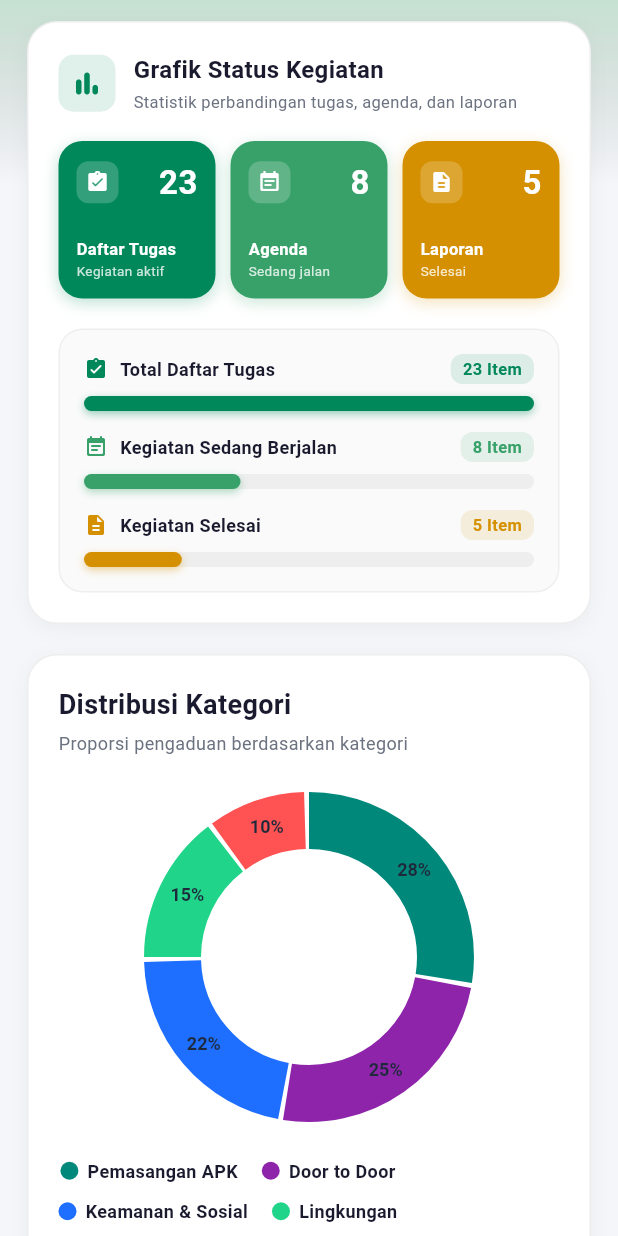
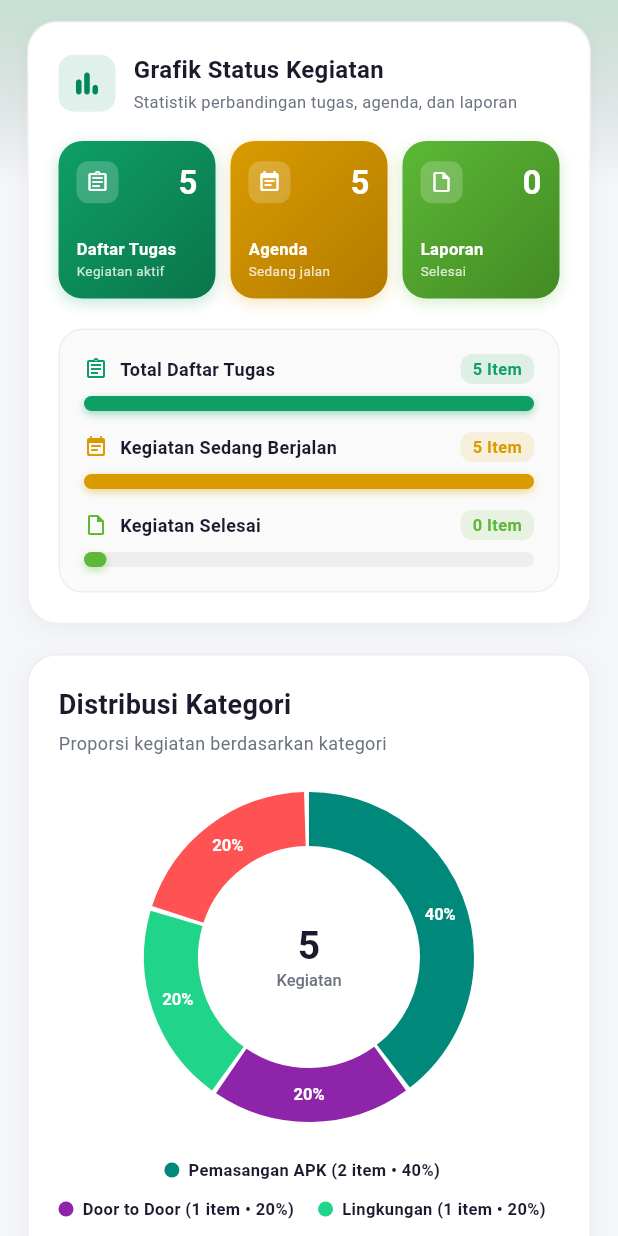
Before and after one commit to bukansaddam/mobile, a Flutter app: the AnalisisScreen screen opened directly, on a phone screen of 412 x 824 dp. Run offline on Flutter 3.47's test engine with Material 3 defaults, Android fonts, the phone set to English and light mode, and no system bars; our stand-ins replace camera, dio, equatable, flutter_local_notifications, freezed_annotation, geocoding and 9 more; missing offline and left inert: flutter_background_service, google_speech, record; accounts and stored records are empty.

Commit message:
✨ feat: integrate real activation data into AnalisisProvider and update dummy dates

```diff
--- a/lib/features/activation/data/datasources/dummy_activation_data.dart
+++ b/lib/features/activation/data/datasources/dummy_activation_data.dart
@@ -12,8 +12,8 @@ class DummyActivationData {
       ownerName: 'Ahmad Ridwan',
       ownerPhone: '081234567890',
       status: ActivationStatus.sedangBerjalan,
-      startDate: DateTime(2026, 7, 25),
-      endDate: DateTime(2026, 8, 5),
+      startDate: DateTime(2026, 8, 1),
+      endDate: DateTime(2026, 8, 17),
       completedSteps: 0,
       totalSteps: 5,
       description:
@@ -33,8 +33,8 @@ class DummyActivationData {
       ownerName: 'Siti Nurhaliza',
       ownerPhone: '085712345678',
       status: ActivationStatus.sedangBerjalan,
-      startDate: DateTime(2026, 7, 28),
-      endDate: DateTime(2026, 8, 10),
+      startDate: DateTime(2026, 8, 2),
+      endDate: DateTime(2026, 8, 18),
       completedSteps: 0,
       totalSteps: 4,
       description:
@@ -54,8 +54,8 @@ class DummyActivationData {
       ownerName: 'Budi Santoso',
       ownerPhone: '081288776655',
       status: ActivationStatus.sedangBerjalan,
-      startDate: DateTime(2026, 7, 30),
-      endDate: DateTime(2026, 8, 9),
+      startDate: DateTime(2026, 8, 3),
+      endDate: DateTime(2026, 8, 19),
       completedSteps: 1,
       totalSteps: 4,
       description:
@@ -94,8 +94,8 @@ class DummyActivationData {
       ownerName: 'Eko Prasetyo',
       ownerPhone: '081566554433',
       status: ActivationStatus.sedangBerjalan,
-      startDate: DateTime(2026, 8, 1),
-      endDate: DateTime(2026, 8, 7),
+      startDate: DateTime(2026, 8, 4),
+      endDate: DateTime(2026, 8, 20),
       completedSteps: 2,
       totalSteps: 5,
       description:
@@ -176,8 +176,8 @@ class DummyActivationData {
       ownerName: 'Rizal Kurnia',
       ownerPhone: '089612345678',
       status: ActivationStatus.sedangBerjalan,
-      startDate: DateTime(2026, 7, 20),
-      endDate: DateTime(2026, 8, 3),
+      startDate: DateTime(2026, 8, 5),
+      endDate: DateTime(2026, 8, 21),
       completedSteps: 0,
       totalSteps: 4,
       description:
--- a/lib/features/analisis/presentation/pages/analisis_screen.dart
+++ b/lib/features/analisis/presentation/pages/analisis_screen.dart
@@ -1,4 +1,5 @@
 import 'package:akar/core/theme/app_colors.dart';
+import 'package:akar/features/activation/presentation/provider/activation_provider.dart';
 import 'package:akar/features/analisis/presentation/provider/analisis_provider.dart';
 import 'package:akar/features/analisis/presentation/widgets/analisis_metric_cards.dart';
 import 'package:akar/features/analisis/presentation/widgets/category_distribution_chart.dart';
@@ -10,10 +11,16 @@ class AnalisisScreen extends StatelessWidget {
 
   @override
   Widget build(BuildContext context) {
+    return Consumer<ActivationProvider>(
+      builder: (context, activationProvider, child) {
+        final activities = activationProvider.activities;
+
         return ChangeNotifierProvider(
-      create: (_) => AnalisisProvider(),
-      child: Consumer<AnalisisProvider>(
-        builder: (context, provider, child) {
+          create: (_) => AnalisisProvider(activities: activities),
+          builder: (context, child) {
+            final provider = context.watch<AnalisisProvider>();
+            provider.updateActivities(activities);
+
             return Scaffold(
               backgroundColor: AppColors.background,
               body: Container(
@@ -46,14 +53,14 @@ class AnalisisScreen extends StatelessWidget {
                       CategoryDistributionChartCard(
                         categoryData: provider.categoryDistribution,
                       ),
-                    const SizedBox(height: 20),
                     ],
                   ),
                 ),
               ),
             );
           },
-      ),
+        );
+      },
     );
   }
 }
--- a/lib/features/analisis/presentation/provider/analisis_provider.dart
+++ b/lib/features/analisis/presentation/provider/analisis_provider.dart
@@ -1,12 +1,15 @@
+import 'package:akar/features/activation/domain/entities/activation_activity.dart';
 import 'package:flutter/material.dart';
 
 class CategoryData {
   final String label;
+  final int count;
   final double percentage;
   final Color color;
 
   const CategoryData({
     required this.label,
+    required this.count,
     required this.percentage,
     required this.color,
   });
@@ -35,92 +38,92 @@ class ActivityDeadlineItem {
 }
 
 class AnalisisProvider extends ChangeNotifier {
-  final int _totalTasks = 23;
-  final int _totalAgendas = 8;
-  final int _totalReports = 5;
+  List<ActivationActivity> _activities = [];
 
-  int get totalTasks => _totalTasks;
-  int get totalAgendas => _totalAgendas;
-  int get totalReports => _totalReports;
+  AnalisisProvider({List<ActivationActivity>? activities}) {
+    if (activities != null) {
+      _activities = activities;
+    }
+  }
 
-  final List<CategoryData> _categoryDistribution = const [
-    CategoryData(
-      label: 'Pemasangan APK',
-      percentage: 28,
-      color: Color(0xFF00897B),
-    ),
-    CategoryData(
-      label: 'Door to Door',
-      percentage: 25,
-      color: Color(0xFF8E24AA),
-    ),
-    CategoryData(
-      label: 'Keamanan & Sosial',
-      percentage: 22,
-      color: Color(0xFF1E6FFF),
-    ),
-    CategoryData(label: 'Lingkungan', percentage: 15, color: Color(0xFF20D489)),
-    CategoryData(
-      label: 'Bencana Alam',
-      percentage: 10,
-      color: Color(0xFFFF5252),
-    ),
-  ];
+  void updateActivities(List<ActivationActivity> activities) {
+    _activities = activities;
+  }
 
-  List<CategoryData> get categoryDistribution => _categoryDistribution;
+  int get totalTasks => _activities.length;
 
-  final List<ActivityDeadlineItem> _upcomingDeadlines = const [
-    ActivityDeadlineItem(
-      id: 'act_1',
-      title: 'Pemasangan Baliho & Spanduk Utama APK',
-      category: 'Pemasangan APK',
-      location: 'Simpang Jalan Utama RW 03',
-      deadlineText: 'Besok, 17:00 WIB',
-      daysLeftText: 'Sisa 1 Hari',
-      statusColor: Color(0xFFC62828),
-      progress: 0.85,
-    ),
-    ActivityDeadlineItem(
-      id: 'act_2',
-      title: 'Kunjungan Pendataan Warga Door to Door',
-      category: 'Door to Door',
-      location: 'Lingkungan RT 02 / RW 01',
-      deadlineText: '6 Ags 2026, 10:00 WIB',
-      daysLeftText: 'Sisa 2 Hari',
-      statusColor: Color(0xFF8E24AA),
-      progress: 0.70,
-    ),
-    ActivityDeadlineItem(
-      id: 'act_3',
-      title: 'Penyaluran Bantuan Logistik Tanggap Bencana',
-      category: 'Bencana Alam',
-      location: 'Posko Siaga Bencana RW 02',
-      deadlineText: '7 Ags 2026, 16:00 WIB',
-      daysLeftText: 'Sisa 3 Hari',
-      statusColor: Color(0xFFFF5252),
-      progress: 0.55,
-    ),
-    ActivityDeadlineItem(
-      id: 'act_4',
-      title: 'Kerja Bakti Pembersihan Drainase & Penghijauan',
-      category: 'Lingkungan',
-      location: 'Lingkungan RT 03 / RW 04',
-      deadlineText: '9 Ags 2026, 08:00 WIB',
-      daysLeftText: 'Sisa 5 Hari',
-      statusColor: Color(0xFFD49000),
-      progress: 0.35,
-    ),
-    ActivityDeadlineItem(
-      id: 'act_5',
-      title: 'Patroli Ronda Malam & Penyaluran Sembako',
-      category: 'Keamanan & Sosial',
-      location: 'Pos Ronda & Balai Warga Utama',
-      deadlineText: '11 Ags 2026, 21:00 WIB',
-      daysLeftText: 'Sisa 7 Hari',
-      statusColor: Color(0xFF1E6FFF),
-      progress: 0.15,
-    ),
-  ];
+  int get totalAgendas => _activities
+      .where((act) => act.status == ActivationStatus.sedangBerjalan)
+      .length;
 
-  List<ActivityDeadlineItem> get upcomingDeadlines => _upcomingDeadlines;
+  int get totalReports =>
+      _activities
+          .where((act) => act.status == ActivationStatus.selesai)
+          .length +
+      _activities.fold<int>(0, (sum, act) => sum + act.reports.length);
+
+  List<CategoryData> get categoryDistribution {
+    final total = _activities.length;
+    if (total == 0) {
+      return ActivationCategory.values.map((cat) {
+        return CategoryData(
+          label: cat.label,
+          count: 0,
+          percentage: 0,
+          color: cat.color,
+        );
+      }).toList();
+    }
+
+    return ActivationCategory.values.map((cat) {
+      final count = _activities.where((act) => act.category == cat).length;
+      final percentage = (count / total) * 100;
+      return CategoryData(
+        label: cat.label,
+        count: count,
+        percentage: double.parse(percentage.toStringAsFixed(1)),
+        color: cat.color,
+      );
+    }).toList();
+  }
+
+  List<ActivityDeadlineItem> get upcomingDeadlines {
+    if (_activities.isEmpty) return [];
+
+    final sorted = List<ActivationActivity>.from(_activities)
+      ..sort((a, b) => a.endDate.compareTo(b.endDate));
+
+    final now = DateTime.now();
+    return sorted.take(5).map((act) {
+      final diffDays = act.endDate.difference(now).inDays;
+      final String daysText;
+      if (diffDays < 0) {
+        daysText = 'Lewat Deadline';
+      } else if (diffDays == 0) {
+        daysText = 'Hari Ini';
+      } else {
+        daysText = 'Sisa $diffDays Hari';
+      }
+
+      const monthNames = [
+        'Jan', 'Feb', 'Mar', 'Apr', 'Mei', 'Jun',
+        'Jul', 'Ags', 'Sep', 'Okt', 'Nov', 'Des'
+      ];
+      final monthStr = monthNames[(act.endDate.month - 1).clamp(0, 11)];
+      final deadlineText = '${act.endDate.day} $monthStr ${act.endDate.year}';
+
+      return ActivityDeadlineItem(
+        id: act.id,
+        title: act.title,
+        category: act.category.label,
+        location: act.location,
+        deadlineText: deadlineText,
+        daysLeftText: daysText,
+        statusColor: act.status.color,
+        progress: act.progressPercentage > 0
+            ? act.progressPercentage
+            : act.deadlineProgressPercentage,
+      );
+    }).toList();
+  }
 }
--- a/lib/features/analisis/presentation/widgets/analisis_metric_cards.dart
+++ b/lib/features/analisis/presentation/widgets/analisis_metric_cards.dart
@@ -90,8 +90,12 @@ class AnalisisSummaryChartCard extends StatelessWidget {
                     count: totalTasks,
                     title: 'Daftar Tugas',
                     subtitle: 'Kegiatan aktif',
-                    icon: Icons.assignment_turned_in_rounded,
-                    color: const Color(0xFF00875A),
+                    icon: Icons.assignment_outlined,
+                    color: const Color(0xFF0F9F66),
+                    gradientColors: const [
+                      Color(0xFF0F9F66),
+                      Color(0xFF0A754B),
+                    ],
                   ),
                 ),
                 const SizedBox(width: 10),
@@ -101,7 +105,11 @@ class AnalisisSummaryChartCard extends StatelessWidget {
                     title: 'Agenda',
                     subtitle: 'Sedang jalan',
                     icon: Icons.event_note_rounded,
-                    color: const Color(0xFF38A169),
+                    color: const Color(0xFFD99B00),
+                    gradientColors: const [
+                      Color(0xFFD99B00),
+                      Color(0xFFB37B00),
+                    ],
                   ),
                 ),
                 const SizedBox(width: 10),
@@ -110,8 +118,12 @@ class AnalisisSummaryChartCard extends StatelessWidget {
                     count: totalReports,
                     title: 'Laporan',
                     subtitle: 'Selesai',
-                    icon: Icons.description_rounded,
-                    color: const Color(0xFFD49000),
+                    icon: Icons.insert_drive_file_outlined,
+                    color: const Color(0xFF5CB836),
+                    gradientColors: const [
+                      Color(0xFF5CB836),
+                      Color(0xFF438A24),
+                    ],
                   ),
                 ),
               ],
@@ -132,15 +144,15 @@ class AnalisisSummaryChartCard extends StatelessWidget {
                   label: 'Total Daftar Tugas',
                   value: totalTasks,
                   percentage: totalTasks / safeMax,
-                  color: const Color(0xFF00875A),
-                  icon: Icons.assignment_turned_in_rounded,
+                  color: const Color(0xFF0F9F66),
+                  icon: Icons.assignment_outlined,
                 ),
                 const SizedBox(height: 14),
                 _buildBarItem(
                   label: 'Kegiatan Sedang Berjalan',
                   value: totalAgendas,
                   percentage: totalAgendas / safeMax,
-                  color: const Color(0xFF38A169),
+                  color: const Color(0xFFD99B00),
                   icon: Icons.event_note_rounded,
                 ),
                 const SizedBox(height: 14),
@@ -148,8 +160,8 @@ class AnalisisSummaryChartCard extends StatelessWidget {
                   label: 'Kegiatan Selesai',
                   value: totalReports,
                   percentage: totalReports / safeMax,
-                  color: const Color(0xFFD49000),
-                  icon: Icons.description_rounded,
+                  color: const Color(0xFF5CB836),
+                  icon: Icons.insert_drive_file_outlined,
                 ),
               ],
             ),
@@ -165,15 +177,24 @@ class AnalisisSummaryChartCard extends StatelessWidget {
     required String subtitle,
     required IconData icon,
     required Color color,
+    List<Color>? gradientColors,
   }) {
+    final primaryColor = gradientColors?.first ?? color;
     return Container(
       padding: const EdgeInsets.all(12),
       decoration: BoxDecoration(
-        color: color,
+        color: gradientColors == null ? color : null,
+        gradient: gradientColors != null
+            ? LinearGradient(
+                begin: Alignment.topLeft,
+                end: Alignment.bottomRight,
+                colors: gradientColors,
+              )
+            : null,
         borderRadius: BorderRadius.circular(16),
         boxShadow: [
           BoxShadow(
-            color: color.withValues(alpha: 0.25),
+            color: primaryColor.withValues(alpha: 0.25),
             blurRadius: 8,
             offset: const Offset(0, 3),
           ),
--- a/lib/features/analisis/presentation/widgets/category_distribution_chart.dart
+++ b/lib/features/analisis/presentation/widgets/category_distribution_chart.dart
@@ -10,6 +10,11 @@ class CategoryDistributionChartCard extends StatelessWidget {
 
   @override
   Widget build(BuildContext context) {
+    final totalItems = categoryData.fold<int>(
+      0,
+      (sum, item) => sum + item.count,
+    );
+
     return Container(
       width: double.infinity,
       padding: const EdgeInsets.all(20),
@@ -38,7 +43,7 @@ class CategoryDistributionChartCard extends StatelessWidget {
           ),
           const SizedBox(height: 4),
           const Text(
-            'Proporsi pengaduan berdasarkan kategori',
+            'Proporsi kegiatan berdasarkan kategori',
             style: TextStyle(fontSize: 12, color: AppColors.textSecondary),
           ),
           const SizedBox(height: 24),
@@ -49,7 +54,10 @@ class CategoryDistributionChartCard extends StatelessWidget {
               width: 220,
               height: 220,
               child: CustomPaint(
-                painter: _DonutChartPainter(categoryData: categoryData),
+                painter: _DonutChartPainter(
+                  categoryData: categoryData,
+                  totalItems: totalItems,
+                ),
               ),
             ),
           ),
@@ -61,24 +69,25 @@ class CategoryDistributionChartCard extends StatelessWidget {
             spacing: 16,
             runSpacing: 10,
             children: categoryData.map((item) {
+              final isZero = item.count == 0;
               return Row(
                 mainAxisSize: MainAxisSize.min,
                 children: [
                   Container(
-                    width: 12,
-                    height: 12,
+                    width: 10,
+                    height: 10,
                     decoration: BoxDecoration(
-                      color: item.color,
+                      color: isZero ? AppColors.grey400 : item.color,
                       shape: BoxShape.circle,
                     ),
                   ),
                   const SizedBox(width: 6),
                   Text(
-                    item.label,
-                    style: const TextStyle(
-                      fontSize: 12,
-                      fontWeight: FontWeight.w600,
-                      color: AppColors.textPrimary,
+                    '${item.label} (${item.count} item • ${item.percentage.toInt()}%)',
+                    style: TextStyle(
+                      fontSize: 11,
+                      fontWeight: isZero ? FontWeight.normal : FontWeight.w600,
+                      color: isZero ? AppColors.textSecondary : AppColors.textPrimary,
                     ),
                   ),
                 ],
@@ -93,14 +102,18 @@ class CategoryDistributionChartCard extends StatelessWidget {
 
 class _DonutChartPainter extends CustomPainter {
   final List<CategoryData> categoryData;
+  final int totalItems;
 
-  _DonutChartPainter({required this.categoryData});
+  _DonutChartPainter({
+    required this.categoryData,
+    required this.totalItems,
+  });
 
   @override
   void paint(Canvas canvas, Size size) {
     final center = Offset(size.width / 2, size.height / 2);
     final outerRadius = size.width / 2;
-    final strokeWidth = 38.0;
+    final strokeWidth = 36.0;
     final chartRadius = outerRadius - (strokeWidth / 2);
 
     final totalValue = categoryData.fold<double>(
@@ -108,9 +121,61 @@ class _DonutChartPainter extends CustomPainter {
       (sum, item) => sum + item.percentage,
     );
 
+    // Draw Center Donut Hole Content (Total Count & Label)
+    final countSpan = TextSpan(
+      text: '$totalItems',
+      style: const TextStyle(
+        color: AppColors.textPrimary,
+        fontSize: 26,
+        fontWeight: FontWeight.bold,
+      ),
+    );
+    final countPainter = TextPainter(
+      text: countSpan,
+      textDirection: TextDirection.ltr,
+    )..layout();
+
+    final labelSpan = const TextSpan(
+      text: 'Kegiatan',
+      style: TextStyle(
+        color: AppColors.textSecondary,
+        fontSize: 11,
+        fontWeight: FontWeight.w500,
+      ),
+    );
+    final labelPainter = TextPainter(
+      text: labelSpan,
+      textDirection: TextDirection.ltr,
+    )..layout();
+
+    final totalHeight = countPainter.height + labelPainter.height + 2;
+    final startY = center.dy - (totalHeight / 2);
+
+    countPainter.paint(
+      canvas,
+      Offset(center.dx - (countPainter.width / 2), startY),
+    );
+    labelPainter.paint(
+      canvas,
+      Offset(
+        center.dx - (labelPainter.width / 2),
+        startY + countPainter.height + 2,
+      ),
+    );
+
+    if (totalValue <= 0) {
+      final emptyPaint = Paint()
+        ..color = AppColors.grey200
+        ..style = PaintingStyle.stroke
+        ..strokeWidth = strokeWidth;
+      canvas.drawCircle(center, chartRadius, emptyPaint);
+      return;
+    }
+
     double startAngle = -math.pi / 2; // Start from top 12 o'clock
 
     for (final item in categoryData) {
+      if (item.percentage <= 0) continue;
       final sweepAngle = (item.percentage / totalValue) * 2 * math.pi;
 
       final paint = Paint()
@@ -137,8 +202,8 @@ class _DonutChartPainter extends CustomPainter {
       final textSpan = TextSpan(
         text: '${item.percentage.toInt()}%',
         style: const TextStyle(
-          color: Color(0xFF1E293B),
-          fontSize: 12,
+          color: Colors.white,
+          fontSize: 11,
           fontWeight: FontWeight.bold,
         ),
       );
@@ -163,6 +228,7 @@ class _DonutChartPainter extends CustomPainter {
 
   @override
   bool shouldRepaint(covariant _DonutChartPainter oldDelegate) {
-    return oldDelegate.categoryData != categoryData;
+    return oldDelegate.categoryData != categoryData ||
+        oldDelegate.totalItems != totalItems;
   }
 }
```
Also changed, not shown: lib/features/main/presentation/pages/main_screen.dart (+10 -1 lines). Lines whose indentation alone changed are shown as unchanged.
